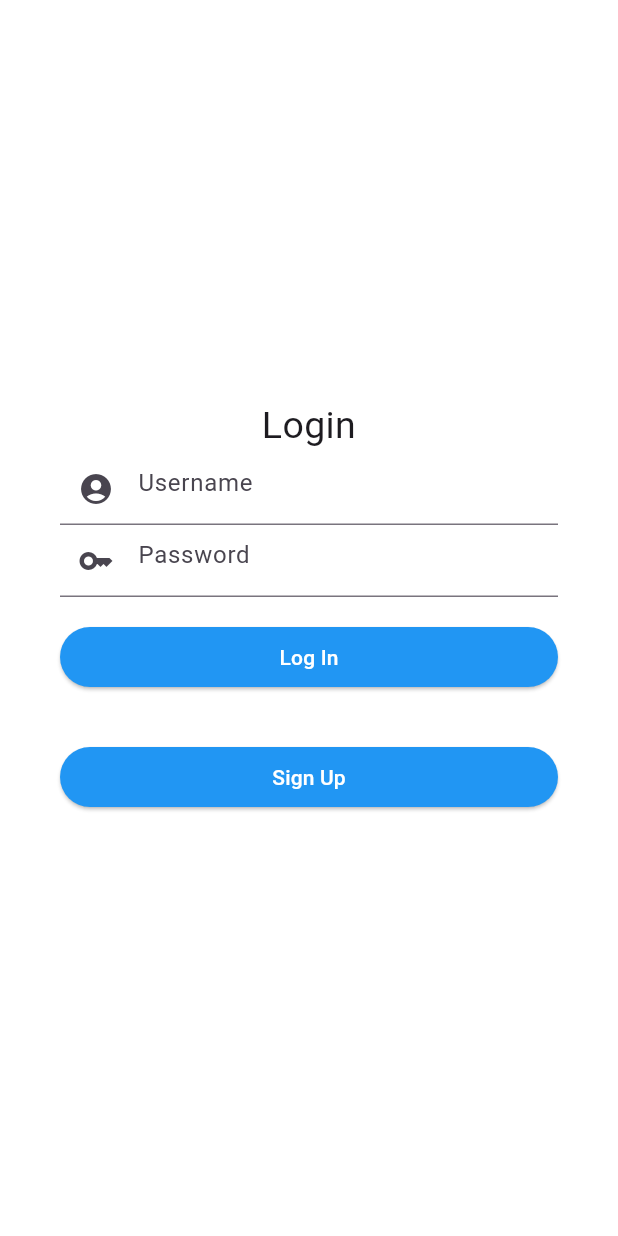
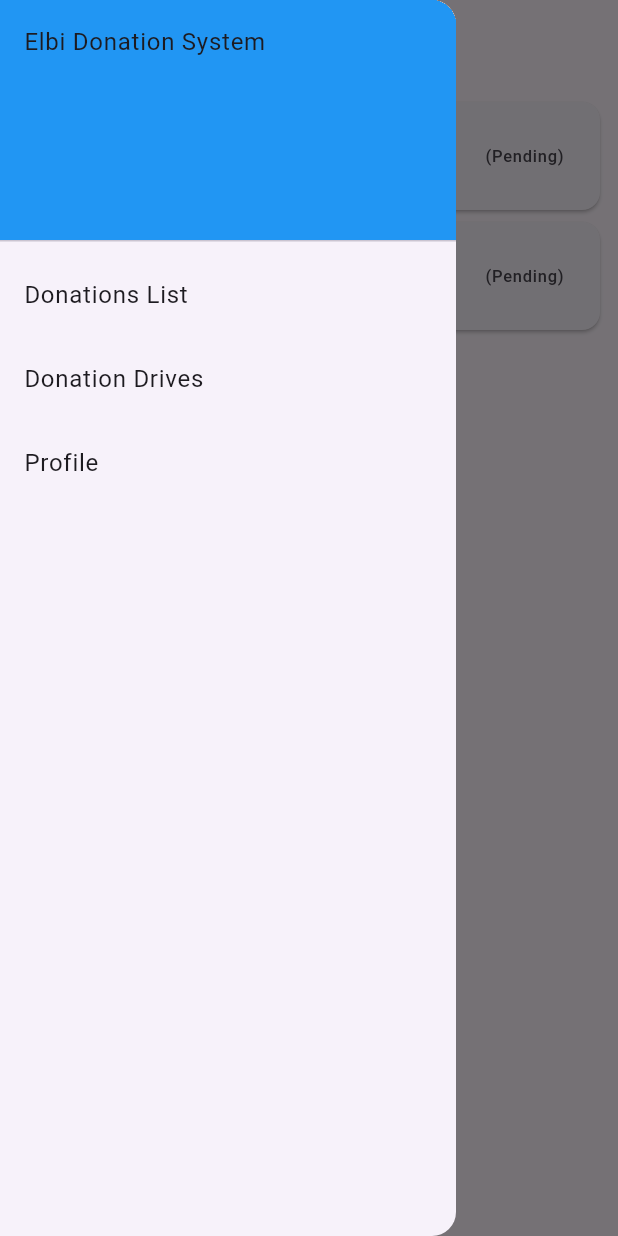
Before and after one commit to rseangueco/CMSC23-Gueco-Guerra-Rojano-Tusi-Project, a Flutter app: the screen it shows after launch, with the side drawer open (before the commit the screen has no drawer), on a phone screen of 412 x 824 dp. Run offline on Flutter 3.47's test engine with Material 3 defaults, Android fonts, the phone set to English and light mode, and no system bars; our stand-ins replace cloud_firestore, firebase_auth, firebase_core, font_awesome_flutter, image_picker; accounts and stored records are empty.

Commit message:
fix: org-view donation info page

```diff
--- a/lib/main.dart
+++ b/lib/main.dart
@@ -1,5 +1,8 @@
 import 'package:cmsc23_project/auth_route_guard.dart';
 import 'package:cmsc23_project/providers/organization_provider.dart';
+import 'package:cmsc23_project/screens/donation_drive_info_page.dart';
+import 'package:cmsc23_project/screens/donation_info_page.dart';
+import 'package:cmsc23_project/screens/organization_page.dart';
 import 'package:cmsc23_project/screens/signup_page.dart';
 import 'package:flutter/material.dart';
 import 'package:provider/provider.dart';
@@ -36,7 +39,7 @@ class RootWidget extends StatelessWidget {
   Widget build(BuildContext context) {
     return MaterialApp(
       title: 'Elbi Donation System',
-      initialRoute: '/',
+      initialRoute: '/organization-page',
       theme: ThemeData(
         primarySwatch: Colors.blue,
       ),
@@ -44,12 +47,27 @@ class RootWidget extends StatelessWidget {
         '/': (context) => const LoginPage(),
         '/donors-page': (context) => const DonorHomePage(),
         '/donate-page': (context) => const DonatePage(),
-        '/signup': (context) => const SignupPage()
+        '/signup': (context) => const SignupPage(),
+        '/organization-page': (context) => const OrganizationPage(),
         /*'/signup': (context) => const AuthRouteGuard(
             requiredRole: 'organization',
             child: SignupPage(),
         )*/
       },
+      onGenerateRoute: (settings) {
+        if (settings.name == DonationInfoPage.routename) {
+          final args = settings.arguments as ScreenArguments;
+          return MaterialPageRoute(builder: (context) {
+            return DonationInfoPage(donation: args.donation);
+          });
+        }else if (settings.name == DonationDriveInfoPage.routename) {
+          final args = settings.arguments as DonationDriveScreenArguments;
+          return MaterialPageRoute(builder: (context) {
+            return DonationDriveInfoPage(drive: args.drive);
+          });
+        }
+        return null;
+      },
     );
   }
 }
--- /dev/null
+++ b/lib/screens/components/organization_drawer.dart
@@ -0,0 +1,53 @@
+import "package:cmsc23_project/screens/donation_drives_page.dart";
+import "package:cmsc23_project/screens/organization_page.dart";
+import "package:flutter/material.dart";
+
+class OrganizationDrawer extends StatelessWidget {
+  const OrganizationDrawer({super.key});
+
+  @override
+  Widget build(BuildContext context) {
+    return Drawer(
+      child: ListView(
+        padding: EdgeInsets.zero,
+        children: [
+          const DrawerHeader(
+            decoration: BoxDecoration(
+              color: Colors.blue,
+            ),
+            child: Text('Elbi Donation System'),
+          ),
+          ListTile(
+            title: const Text('Donations List'),
+            onTap: () {
+              Navigator.pop(context);
+              Navigator.of(context).push(
+                MaterialPageRoute(
+                  builder: (context) => const OrganizationPage(),
+                ),
+              );
+            },
+          ),
+          ListTile(
+            title: const Text('Donation Drives'),
+            onTap: () {
+              Navigator.pop(context);
+              Navigator.of(context).push(
+                MaterialPageRoute(
+                  builder: (context) => const DonationDrivesPage(),
+                ),
+              );
+            },
+          ),
+          ListTile(
+            title: const Text('Profile'),
+            onTap: () {
+              // Update the state of the app.
+              // ...
+            },
+          ),
+        ],
+      ),
+    );
+  }
+}
--- /dev/null
+++ b/lib/screens/donation_drive_info_page.dart
@@ -0,0 +1,52 @@
+import 'package:flutter/material.dart';
+
+class DonationDriveScreenArguments {
+  final Map<String, String> drive;
+  const DonationDriveScreenArguments({required this.drive});
+}
+
+class DonationDriveInfoPage extends StatefulWidget {
+  static const routename = '/donation-drive-info2';
+  final Map<String, String>? drive;
+
+  const DonationDriveInfoPage({super.key, this.drive});
+
+  @override
+  State<DonationDriveInfoPage> createState() => _DonationDriveInfoPageState();
+}
+
+class _DonationDriveInfoPageState extends State<DonationDriveInfoPage> {
+  @override
+  Widget build(BuildContext context) {
+    return Scaffold(
+        appBar: AppBar(
+          title: const Text("Donation Drive Info"),
+        ),
+        body: Padding(
+            padding: EdgeInsets.all(10),
+            child: Column(
+              crossAxisAlignment: CrossAxisAlignment.start,
+              children: [
+                Text("Donation Drive: ${widget.drive!['title']}"),
+                Text("Organization: ${widget.drive!['organization']}"),
+                Text("Description: ${widget.drive!['description']}"),
+                const Text("Donation Confirmation Photos:"),
+                ElevatedButton(
+                    onPressed: () => {
+                          // modal for viewing?
+                          // ask ma'am if linking is permanent
+                        },
+                    child: Text("Donations linked")),
+                ElevatedButton(
+                    onPressed: () => {}, child: Text("Link new donation")),
+                ElevatedButton(
+                    onPressed: () => {}, child: Text("Edit information")),
+                ElevatedButton(
+                    onPressed: () => {}, child: Text("Delete")),
+                ElevatedButton(
+                    onPressed: () => {Navigator.pop(context)},
+                    child: Text("Return")),
+              ],
+            )));
+  }
+}
--- /dev/null
+++ b/lib/screens/donation_info_page.dart
@@ -0,0 +1,93 @@
+import 'package:flutter/material.dart';
+
+class ScreenArguments {
+  final Map<String, dynamic> donation;
+  const ScreenArguments({required this.donation});
+}
+
+class DonationInfoPage extends StatefulWidget {
+  static const routename = '/donation-info2';
+  final Map<String, dynamic>? donation;
+
+  const DonationInfoPage({super.key, this.donation});
+
+  @override
+  State<DonationInfoPage> createState() => _DonationInfoPageState();
+}
+
+class _DonationInfoPageState extends State<DonationInfoPage> {
+  static final List<String> _dropdownOptions = [
+    "Pending",
+    "Confirmed",
+    "Scheduled for Pick-up",
+    "Complete",
+    "Cancelled"
+  ];
+
+  @override
+  Widget build(BuildContext context) {
+    return Scaffold(
+        appBar: AppBar(
+          title: widget.donation!['category'].length == 1
+              ? Text("${widget.donation!['category'][0]} donation")
+              : const Text("Assorted donation"),
+        ),
+        body: Padding(
+            padding: const EdgeInsets.all(10),
+            child: Column(
+              crossAxisAlignment: CrossAxisAlignment.start,
+              children: [
+                Text(
+                    "Donation Type: ${categoryString(widget.donation!['category'])}"),
+                Text("Donor: ${widget.donation!['userId']}"),
+                Text("Weight: ${widget.donation!['weight']} kg"),
+                Text("Collection Method: ${widget.donation!['collectionMethod'] == 1 ? "For pickup" : "For drop-off"}"),
+                Text("Photo: ${widget.donation!['photo']}"),
+                Text(
+                    "Collection Date: ${widget.donation!['collectionDate']}"),
+                Text(
+                    "Collection Time: ${widget.donation!['collectionTime']}"),
+                const Divider(),
+                Text(
+                    "Contact Number for Pickup: ${widget.donation!['pickupContactNo']}"),
+                const Text("Address for Pickup:"),
+                ...widget.donation!['pickupAddress'].map((e) => Text(e)).toList(),
+                const Divider(),
+                Text("Organization: ${widget.donation!['organizationId']}"), // TODO: get org name, donation drive name
+                Text("Donation Drive: ${widget.donation!['donationDriveId']}"),
+                const Text("Status:"),
+                DropdownButton<String>(
+                  value: widget.donation!['status'],
+                  onChanged: (String? value) {
+                    // This is called when the user selects an item.
+                    setState(() {
+                      widget.donation!['status'] = value;
+                    });
+                  },
+                  items: _dropdownOptions.map<DropdownMenuItem<String>>(
+                    (String value) {
+                      return DropdownMenuItem<String>(
+                        value: value,
+                        child: Text(value),
+                      );
+                    },
+                  ).toList(),
+                ),
+                Padding(
+                    padding: const EdgeInsets.all(10),
+                    child: ElevatedButton(
+                        onPressed: () => {
+                              // TODO: change status here
+
+                              Navigator.pop(context)
+                            },
+                        child: const Text("Confirm Changes")))
+              ],
+            )));
+  }
+
+  String categoryString(List category) {
+    String str = category.join(', ');
+    return str;
+  }
+}
--- /dev/null
+++ b/lib/screens/organization_page.dart
@@ -0,0 +1,111 @@
+import 'package:cmsc23_project/screens/components/organization_drawer.dart';
+import 'package:cmsc23_project/screens/donation_info_page.dart';
+import 'package:flutter/material.dart';
+import 'package:font_awesome_flutter/font_awesome_flutter.dart';
+
+class OrganizationPage extends StatefulWidget {
+  const OrganizationPage({super.key});
+
+  @override
+  State<OrganizationPage> createState() => _OrganizationPageState();
+}
+
+class _OrganizationPageState extends State<OrganizationPage> {
+  // List<Map<String, dynamic>> donations = [
+  //   {'donor': 'trguerra','category': ['Food'], 'status': 'Pending'},
+  //   {'donor': 'gueco','category': ['Clothes', 'Necessities'], 'status': 'Confirmed'},
+  //   {'donor': 'rojano','category': ['Food', 'Cash', 'Others'], 'status': 'Complete'},
+  //   {'donor': 'rojano','category': ['Necessities'], 'status': 'Cancelled'},
+  // ];
+
+  List<Map<String, dynamic>> donations = [
+    {
+      'userId': 'trguerra',
+      'category': ['Food'],
+      'weight': 5.toDouble(),
+      'collectionMethod': 1,
+      'photo': '<url>',
+      'collectionDate': "May 31, 2024", // this
+      'collectionTime': "7:41 PM", // this
+      'pickupContactNo': '09123456789',
+      'pickupAddress': ['address1', 'address2', 'address3'],
+      'organizationId': 'org1',
+      'donationDriveId': 'org1_donationdrive',
+      'status': 'Pending',
+    },
+    {
+      'userId': 'rojano',
+      'category': ['Cash', 'Necessities'],
+      'weight': 5.toDouble(),
+      'collectionMethod': 1,
+      'photo': '<url>',
+      'collectionDate': "May 31, 2024", // this
+      'collectionTime': "7:41 PM", // this
+      'pickupContactNo': '09123456789',
+      'pickupAddress': ['address1', 'address2', 'address3'],
+      'organizationId': 'org1',
+      'donationDriveId': 'org1_donationdrive',
+      'status': 'Pending',
+    }
+  ];
+
+  @override
+  Widget build(BuildContext context) {
+    return Scaffold(
+        appBar: AppBar(
+          title: const Text("Donations List"),
+        ),
+        drawer: const OrganizationDrawer(),
+        body: ListView.builder(
+          padding: const EdgeInsets.all(8),
+          itemCount: donations.length,
+          itemBuilder: (BuildContext context, int index) {
+            return Card(
+                child: ListTile(
+              title: donations[index]['category'].length == 1
+                  ? Text('${donations[index]['category'][0]} donation')
+                  : const Text('Assorted Donation'),
+              subtitle: Text('Donated by: ${donations[index]['userId']}'),
+              trailing: Text('(${donations[index]['status']})'),
+              leading: chooseIcon(donations[index]['category']),
+              onTap: () {
+                // pass data to donation info page
+                Navigator.pushNamed(context, DonationInfoPage.routename,
+                    arguments: ScreenArguments(
+                      donation: donations[index],
+                    ));
+              },
+            ));
+          },
+        ));
+  }
+
+  Text categoryString(List category) {
+    String temp = "";
+
+    for (var c in category) {
+      temp = "$temp, $c";
+    }
+
+    return Text(temp);
+  }
+
+  chooseIcon(List category) {
+    if (category.length != 1) {
+      return const Icon(Icons.handshake);
+    }
+
+    switch (category[0]) {
+      case "Food":
+        return const Icon(Icons.food_bank);
+      case "Clothes":
+        return const FaIcon(FontAwesomeIcons.shirt);
+      case "Cash":
+        return const Icon(Icons.money);
+      case "Necessities":
+        return const FaIcon(FontAwesomeIcons.heart);
+      default:
+        return const Icon(Icons.handshake);
+    }
+  }
+}
--- a/pubspec.yaml
+++ b/pubspec.yaml
@@ -31,6 +31,7 @@ dependencies:
   flutter:
     sdk: flutter
   image_picker: ^1.1.1
+  font_awesome_flutter: ^10.7.0
 
 
   # The following adds the Cupertino Icons font to your application.
```
Also changed, not shown: lib/screens/donate_page.dart (+9 -9 lines), lib/screens/donation_drives_page.dart (added, +80 -0 lines), pubspec.lock.
